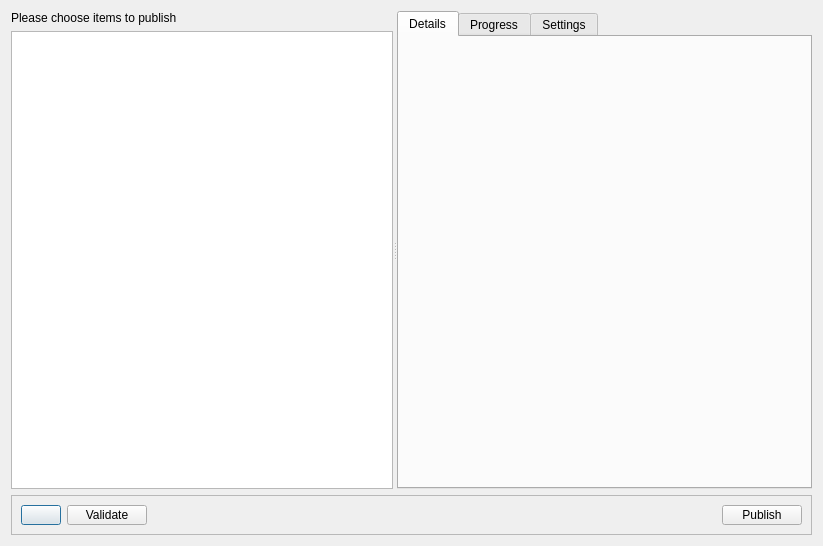
shotgunsoftware/tk-multi-publish2, file resources/dialog.ui: the form before one commit.
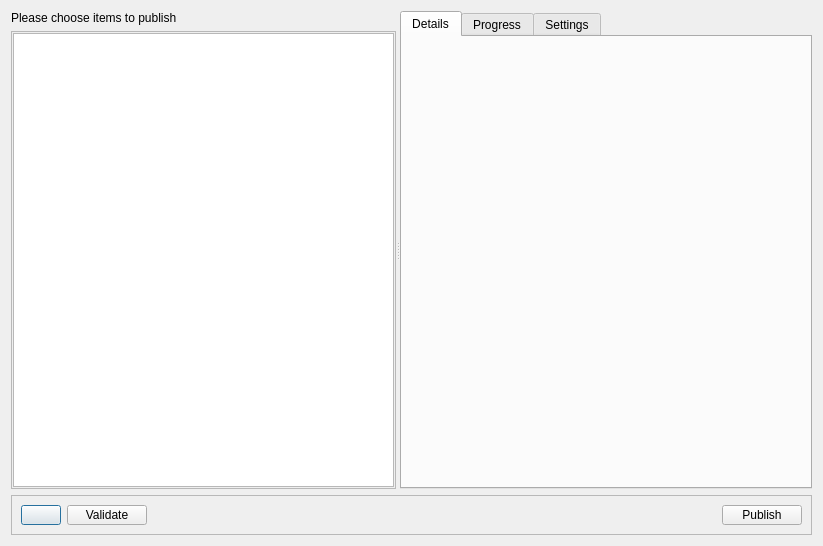
The form after the commit. Icons and pictures are not drawn. Custom widgets are drawn as their Qt base class.

```diff
--- a/resources/dialog.ui
+++ b/resources/dialog.ui
@@ -29,6 +29,21 @@
         </widget>
        </item>
        <item>
+        <widget class="DropAreaFrame" name="frame">
+         <property name="frameShape">
+          <enum>QFrame::StyledPanel</enum>
+         </property>
+         <property name="frameShadow">
+          <enum>QFrame::Raised</enum>
+         </property>
+         <layout class="QVBoxLayout" name="verticalLayout_2">
+          <property name="spacing">
+           <number>1</number>
+          </property>
+          <property name="margin">
+           <number>1</number>
+          </property>
+          <item>
         <widget class="QTreeWidget" name="items_tree">
          <attribute name="headerVisible">
           <bool>false</bool>
@@ -42,6 +57,9 @@
        </item>
       </layout>
      </widget>
+       </item>
+      </layout>
+     </widget>
      <widget class="QTabWidget" name="tabWidget">
       <property name="currentIndex">
        <number>0</number>
@@ -133,6 +151,14 @@
    </item>
   </layout>
  </widget>
+ <customwidgets>
+  <customwidget>
+   <class>DropAreaFrame</class>
+   <extends>QFrame</extends>
+   <header>..drop_area</header>
+   <container>1</container>
+  </customwidget>
+ </customwidgets>
  <resources>
   <include location="resources.qrc"/>
  </resources>
```
Lines whose indentation alone changed are shown as unchanged.
